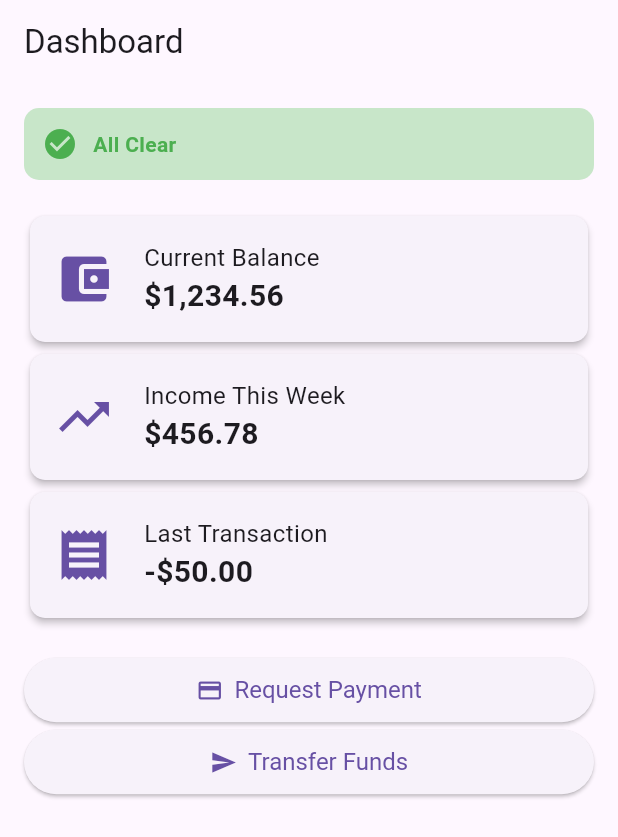
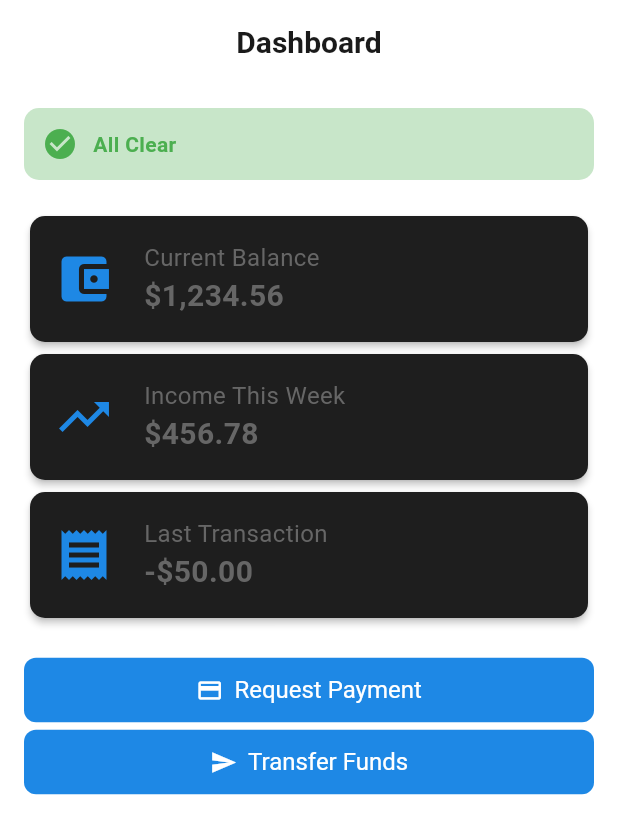
Before and after one commit to devankk667/finance_app, a Flutter app: the DashboardScreen screen opened directly, on a phone screen of 412 x 824 dp. Shown: the top 837 px of the screen. Run offline on Flutter 3.47's test engine with Material 3 defaults, Android fonts, the phone set to English and light mode, and no system bars.

Commit message:
chnages in frontend

```diff
--- /dev/null
+++ b/flutter_application_1/analysis_options.yaml
@@ -0,0 +1 @@
+include: package:flutter_lints/flutter.yaml
--- /dev/null
+++ b/flutter_application_1/lib/main.dart
@@ -0,0 +1,20 @@
+import 'package:flutter/material.dart';
+
+void main() {
+  runApp(const MainApp());
+}
+
+class MainApp extends StatelessWidget {
+  const MainApp({super.key});
+
+  @override
+  Widget build(BuildContext context) {
+    return const MaterialApp(
+      home: Scaffold(
+        body: Center(
+          child: Text('Hello World!'),
+        ),
+      ),
+    );
+  }
+}
--- /dev/null
+++ b/frontend/lib/core/constants/app_constants.dart
@@ -0,0 +1,56 @@
+class AppConstants {
+  // App Information
+  static const String appName = 'Nokai Finance';
+  static const String appVersion = '1.0.0';
+
+  // API Endpoints
+  static const String baseUrl = 'https://api.nokaifinance.com/v1';
+
+  // API Timeout
+  static const int connectTimeout = 30000; // 30 seconds
+  static const int receiveTimeout = 30000; // 30 seconds
+
+  // Local Storage Keys
+  static const String authTokenKey = 'auth_token';
+  static const String userDataKey = 'user_data';
+  static const String themeModeKey = 'theme_mode';
+
+  // Pagination
+  static const int defaultPageSize = 10;
+
+  // Animation Durations
+  static const Duration animationDuration = Duration(milliseconds: 300);
+  static const Duration splashAnimationDuration = Duration(seconds: 2);
+
+  // Form Validation
+  static const int minPasswordLength = 8;
+  static const int maxPasswordLength = 32;
+
+  // Currency
+  static const String defaultCurrency = 'USD';
+  static const String currencySymbol = '\$';
+
+  // Date & Time Formats
+  static const String dateFormat = 'MMM dd, yyyy';
+  static const String timeFormat = 'h:mm a';
+  static const String dateTimeFormat = 'MMM dd, yyyy h:mm a';
+
+  // Secure Storage Keys
+  static const String secureStorageKey = 'nokai_secure_storage';
+
+  // API Response Status Codes
+  static const int successCode = 200;
+  static const int createdCode = 201;
+  static const int badRequestCode = 400;
+  static const int unauthorizedCode = 401;
+  static const int forbiddenCode = 403;
+  static const int notFoundCode = 404;
+  static const int serverErrorCode = 500;
+
+  // Shared Preferences Keys
+  static const String onboardingCompletedKey = 'onboarding_completed';
+  static const String biometricAuthEnabledKey = 'biometric_auth_enabled';
+
+  // App Settings
+  static const bool isDebug = true; // Change to false for production
+}
--- /dev/null
+++ b/frontend/lib/shared/themes/app_colors.dart
@@ -0,0 +1,62 @@
+import 'package:flutter/material.dart';
+
+class AppColors {
+  // Primary Colors
+  static const MaterialColor primarySwatch = MaterialColor(
+    0xFF1E88E5, // Primary value
+    <int, Color>{
+      50: Color(0xFFE3F2FD),
+      100: Color(0xFFBBDEFB),
+      200: Color(0xFF90CAF9),
+      300: Color(0xFF64B5F6),
+      400: Color(0xFF42A5F5),
+      500: Color(0xFF1E88E5), // Primary
+      600: Color(0xFF1976D2),
+      700: Color(0xFF1565C0),
+      800: Color(0xFF0D47A1),
+      900: Color(0xFF0D2E75),
+    },
+  );
+
+  // Secondary Colors
+  static const Color secondary = Color(0xFF26A69A);
+
+  // Status Colors
+  static const Color success = Color(0xFF4CAF50);
+  static const Color warning = Color(0xFFFFC107);
+  static const Color error = Color(0xFFE53935);
+  static const Color info = Color(0xFF2196F3);
+
+  // Neutral Colors
+  static const Color background = Color(0xFFF5F7FA);
+  static const Color surface = Colors.white;
+  static const Color onPrimary = Colors.white;
+  static const Color onSecondary = Colors.white;
+  static const Color onBackground = Color(0xFF1A1A1A);
+  static const Color onSurface = Color(0xFF1A1A1A);
+  static const Color onError = Colors.white;
+
+  // Text Colors
+  static const Color textPrimary = Color(0xFF1A1A1A);
+  static const Color textSecondary = Color(0xFF666666);
+  static const Color textDisabled = Color(0xFF9E9E9E);
+
+  // Border Colors
+  static const Color borderLight = Color(0xFFE0E0E0);
+  static const Color borderDark = Color(0xFFBDBDBD);
+
+  // Background Colors
+  static const Color backgroundLight = Color(0xFFF5F7FA);
+  static const Color backgroundDark = Color(0xFF121212);
+  static const Color surfaceDark = Color(0xFF1E1E1E);
+
+  // Status Backgrounds
+  static const Color successLight = Color(0x1A4CAF50);
+  static const Color warningLight = Color(0x1AFFC107);
+  static const Color errorLight = Color(0x1AE53935);
+  static const Color infoLight = Color(0x1A2196F3);
+
+  // Accessibility
+  static const Color focusRing = Color(0x801E88E5);
+  static const Color overlay = Color(0x66000000);
+}
--- /dev/null
+++ b/frontend/lib/shared/themes/app_theme.dart
@@ -0,0 +1,131 @@
+import 'package:flutter/material.dart';
+import 'app_colors.dart';
+
+class AppTheme {
+  static ThemeData get lightTheme {
+    return ThemeData(
+      useMaterial3: true,
+      colorScheme: const ColorScheme.light(
+        primary: AppColors.primarySwatch,
+        secondary: AppColors.secondary,
+        surface: AppColors.surface,
+        onPrimary: AppColors.onPrimary,
+        onSecondary: AppColors.onSecondary,
+        onSurface: AppColors.onSurface,
+        error: AppColors.error,
+        onError: AppColors.onError,
+        brightness: Brightness.light,
+      ),
+      textTheme: _textTheme,
+      elevatedButtonTheme: _elevatedButtonTheme,
+      cardTheme: const CardTheme(
+        color: Color(0xFF1E1E1E),
+        surfaceTintColor: Color(0xFF1E1E1E),
+        elevation: 0,
+      ),
+      inputDecorationTheme: _inputDecorationTheme,
+      appBarTheme: _appBarTheme,
+    );
+  }
+
+  static ThemeData get darkTheme {
+    return ThemeData(
+      useMaterial3: true,
+      brightness: Brightness.dark,
+      colorScheme: const ColorScheme.dark(
+        primary: AppColors.primarySwatch,
+        secondary: AppColors.secondary,
+        surface: Color(0xFF1E1E1E),
+        onPrimary: AppColors.onPrimary,
+        onSecondary: AppColors.onSecondary,
+        onSurface: Colors.white,
+        error: AppColors.error,
+        onError: AppColors.onError,
+      ),
+      textTheme: _textTheme.copyWith(
+        bodyLarge: const TextStyle(color: Colors.white),
+        bodyMedium: const TextStyle(color: Color(0xFFB0B0B0)),
+      ),
+      elevatedButtonTheme: _elevatedButtonTheme,
+      cardTheme: const CardTheme(
+        color: Color(0xFF1E1E1E),
+        surfaceTintColor: Color(0xFF1E1E1E),
+        elevation: 0,
+      ),
+      inputDecorationTheme: _inputDecorationTheme.copyWith(
+        fillColor: const Color(0xFF2D2D2D),
+        border: OutlineInputBorder(
+          borderRadius: BorderRadius.circular(8),
+          borderSide: const BorderSide(color: Color(0xFF444444)),
+        ),
+        enabledBorder: OutlineInputBorder(
+          borderRadius: BorderRadius.circular(8),
+          borderSide: const BorderSide(color: Color(0xFF444444)),
+        ),
+      ),
+      appBarTheme: _appBarTheme.copyWith(
+        backgroundColor: const Color(0xFF1E1E1E),
+        foregroundColor: Colors.white,
+      ),
+    );
+  }
+
+  static const TextTheme _textTheme = TextTheme(
+    displayLarge: TextStyle(fontSize: 32, fontWeight: FontWeight.bold, color: AppColors.textPrimary),
+    displayMedium: TextStyle(fontSize: 24, fontWeight: FontWeight.w600, color: AppColors.textPrimary),
+    titleLarge: TextStyle(fontSize: 20, fontWeight: FontWeight.w600, color: AppColors.textPrimary),
+    bodyLarge: TextStyle(fontSize: 16, color: AppColors.textPrimary),
+    bodyMedium: TextStyle(fontSize: 14, color: AppColors.textSecondary),
+    labelLarge: TextStyle(fontSize: 14, fontWeight: FontWeight.w600, letterSpacing: 0.5, color: AppColors.onPrimary),
+  );
+
+  static final ElevatedButtonThemeData _elevatedButtonTheme = ElevatedButtonThemeData(
+    style: ElevatedButton.styleFrom(
+      backgroundColor: AppColors.primarySwatch,
+      foregroundColor: AppColors.onPrimary,
+      padding: const EdgeInsets.symmetric(horizontal: 24, vertical: 12),
+      shape: RoundedRectangleBorder(
+        borderRadius: BorderRadius.circular(8),
+      ),
+      elevation: 0,
+    ),
+  );
+
+  static final CardTheme _cardTheme = CardTheme(
+    elevation: 1,
+    shape: RoundedRectangleBorder(
+      borderRadius: BorderRadius.circular(12),
+      side: BorderSide(color: AppColors.borderLight.withOpacity(0.5)),
+    ),
+    margin: const EdgeInsets.all(8),
+    color: Colors.white,
+  );
+
+  static final InputDecorationTheme _inputDecorationTheme = InputDecorationTheme(
+    border: OutlineInputBorder(
+      borderRadius: BorderRadius.circular(8),
+      borderSide: const BorderSide(color: AppColors.borderLight),
+    ),
+    enabledBorder: OutlineInputBorder(
+      borderRadius: BorderRadius.circular(8),
+      borderSide: const BorderSide(color: AppColors.borderLight),
+    ),
+    focusedBorder: OutlineInputBorder(
+      borderRadius: BorderRadius.circular(8),
+      borderSide: const BorderSide(color: AppColors.primarySwatch, width: 2),
+    ),
+    filled: true,
+    fillColor: Colors.white,
+    contentPadding: const EdgeInsets.symmetric(horizontal: 16, vertical: 16),
+  );
+
+  static const AppBarTheme _appBarTheme = AppBarTheme(
+    elevation: 0,
+    centerTitle: true,
+    titleTextStyle: TextStyle(
+      fontSize: 20,
+      fontWeight: FontWeight.w600,
+      color: AppColors.textPrimary,
+    ),
+  );
+}
--- a/frontend/lib/utils/colors.dart
+++ b/frontend/lib/utils/colors.dart
@@ -2,13 +2,61 @@
 import 'package:flutter/material.dart';
 
 class AppColors {
-  static const MaterialColor primarySwatch = Colors.blue;
-  static const Color primaryColor = Colors.blue;
-  static const Color secondaryColor = Colors.green;
-  static const Color accentColor = Colors.orange;
-  static const Color successColor = Colors.green;
-  static const Color dangerColor = Colors.red;
-  static const Color warningColor = Colors.yellow;
-  static const Color lightTextColor = Colors.black;
-  static const Color darkTextColor = Colors.white;
+  // Primary Colors
+  static const MaterialColor primarySwatch = MaterialColor(
+    0xFF1E88E5, // Primary value
+    <int, Color>{
+      50: Color(0xFFE3F2FD),
+      100: Color(0xFFBBDEFB),
+      200: Color(0xFF90CAF9),
+      300: Color(0xFF64B5F6),
+      400: Color(0xFF42A5F5),
+      500: Color(0xFF1E88E5), // Primary
+      600: Color(0xFF1976D2),
+      700: Color(0xFF1565C0),
+      800: Color(0xFF0D47A1),
+      900: Color(0xFF0D2E75),
+    },
+  );
+
+  // Secondary Colors
+  static const Color secondary = Color(0xFF26A69A);
+
+  // Status Colors
+  static const Color success = Color(0xFF4CAF50);
+  static const Color warning = Color(0xFFFFC107);
+  static const Color error = Color(0xFFE53935);
+  static const Color info = Color(0xFF2196F3);
+
+  // Neutral Colors
+  static const Color background = Color(0xFFF5F7FA);
+  static const Color surface = Colors.white;
+  static const Color onPrimary = Colors.white;
+  static const Color onSecondary = Colors.white;
+  static const Color onBackground = Color(0xFF1A1A1A);
+  static const Color onSurface = Color(0xFF1A1A1A);
+  static const Color onError = Colors.white;
+
+  // Text Colors
+  static const Color textPrimary = Color(0xFF1A1A1A);
+  static const Color textSecondary = Color(0xFF666666);
+  static const Color textDisabled = Color(0xFF9E9E9E);
+
+  // Border Colors
+  static const Color borderLight = Color(0xFFE0E0E0);
+  static const Color borderDark = Color(0xFFBDBDBD);
+
+  // Background Colors
+  static const Color backgroundLight = Color(0xFFF5F7FA);
+  static const Color backgroundDark = Color(0xFF121212);
+
+  // Status Backgrounds
+  static const Color successLight = Color(0x1A4CAF50);
+  static const Color warningLight = Color(0x1AFFC107);
+  static const Color errorLight = Color(0x1AE53935);
+  static const Color infoLight = Color(0x1A2196F3);
+
+  // Accessibility
+  static const Color focusRing = Color(0x801E88E5);
+  static const Color overlay = Color(0x66000000);
 }
--- a/frontend/pubspec.yaml
+++ b/frontend/pubspec.yaml
@@ -11,6 +11,9 @@ environment:
 dependencies:
   flutter:
     sdk: flutter
+  provider: ^6.0.0
+  shared_preferences: ^2.0.0
+  flutter_secure_storage: ^8.0.0
 
 
   # The following adds the Cupertino Icons font to your application.
```
Also changed, not shown: flutter_application_1/pubspec.yaml (added, +19 -0 lines), frontend/lib/main.dart (+41 -8 lines), frontend/lib/screens/onboarding/login_screen.dart (+33 -6 lines), frontend/lib/screens/onboarding/splash_screen.dart (+35 -20 lines), flutter_application_1/pubspec.lock (added), frontend/pubspec.lock, 130 other files.
